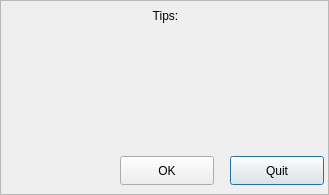
Old version of the form src/sourcedialog.ui in the repository UbuntuKylin/youker-assistant.
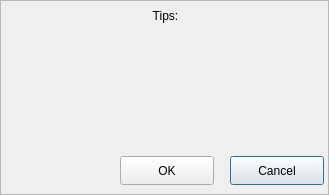
New version of the form. Icons and pictures are not drawn.

```diff
--- a/src/sourcedialog.ui
+++ b/src/sourcedialog.ui
@@ -27,7 +27,7 @@
 font: 11pt &quot;文泉驿微米黑&quot;;</string>
    </property>
    <property name="text">
-    <string>Quit</string>
+    <string>Cancel</string>
    </property>
   </widget>
   <widget class="QPushButton" name="okButton">
```
